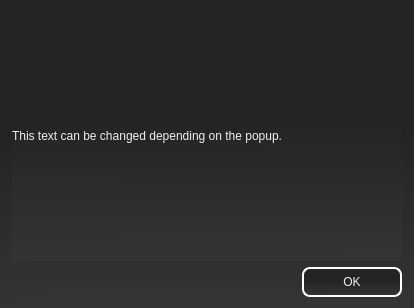
Old version of the form PixelsSpriteEditor/PopupWindow.ui in the repository worldofnick/Pixels-Sprite-Editor.
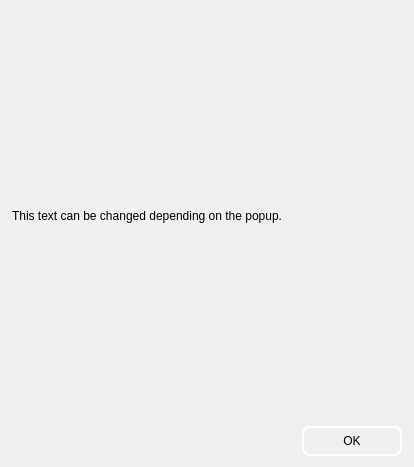
New version of the form.

```diff
--- a/PixelsSpriteEditor/PopupWindow.ui
+++ b/PixelsSpriteEditor/PopupWindow.ui
@@ -7,15 +7,14 @@
     <x>0</x>
     <y>0</y>
     <width>414</width>
-    <height>306</height>
+    <height>467</height>
    </rect>
   </property>
   <property name="windowTitle">
    <string>Dialog</string>
   </property>
   <property name="styleSheet">
-   <string notr="true">background-color: qlineargradient(spread:pad, x1:0.482, y1:0.4375, x2:0.488, y2:0.994318, stop:0 rgba(35, 37, 37, 255), stop:1 rgba(51, 53, 53, 255));
-color: rgb(239, 239, 239);</string>
+   <string notr="true"/>
   </property>
   <layout class="QGridLayout" name="gridLayout">
    <item row="0" column="0">
```
